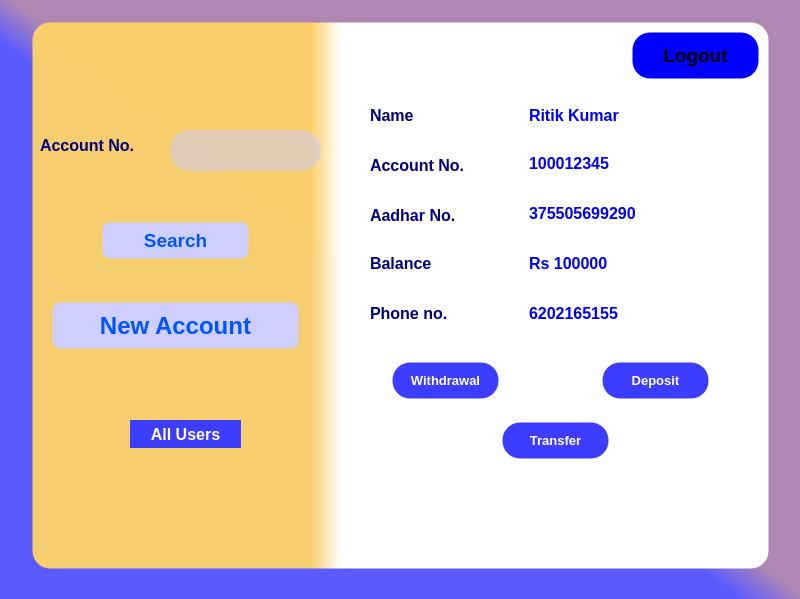
Old version of the form admin.ui in the repository iamroHit12/BankMangement.
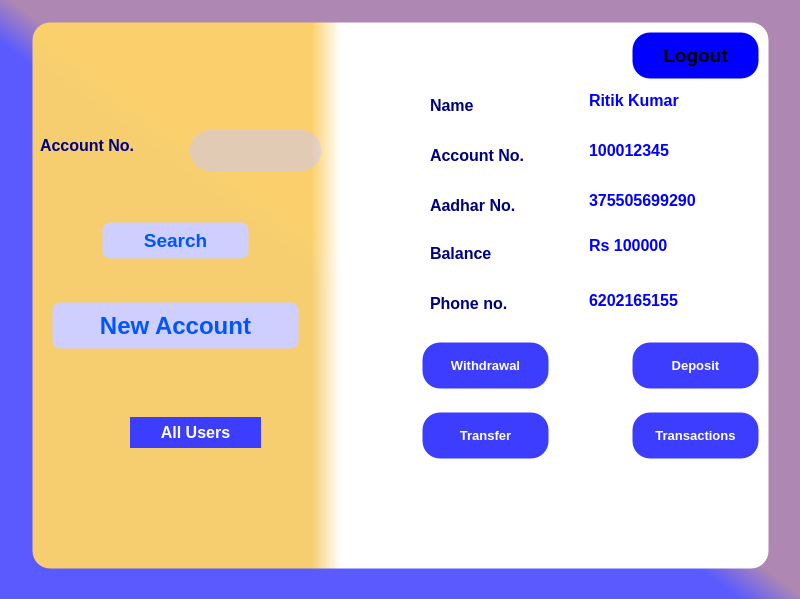
New version of the form.

Commit message: user list and transactions added

What changed in the file:
```diff
--- a/admin.ui
+++ b/admin.ui
@@ -44,7 +44,7 @@
      <rect>
       <x>10</x>
       <y>100</y>
-      <width>131</width>
+      <width>151</width>
       <height>51</height>
      </rect>
     </property>
@@ -68,9 +68,9 @@
    <widget class="QLineEdit" name="userSearch">
     <property name="geometry">
      <rect>
-      <x>140</x>
+      <x>160</x>
       <y>110</y>
-      <width>151</width>
+      <width>131</width>
       <height>41</height>
      </rect>
     </property>
@@ -161,8 +161,8 @@
    <widget class="QFrame" name="userInfo">
     <property name="geometry">
      <rect>
-      <x>330</x>
-      <y>70</y>
+      <x>390</x>
+      <y>60</y>
       <width>401</width>
       <height>411</height>
      </rect>
@@ -181,7 +181,7 @@
       <rect>
        <x>10</x>
        <y>10</y>
-       <width>71</width>
+       <width>121</width>
        <height>31</height>
       </rect>
      </property>
@@ -207,7 +207,7 @@
       <rect>
        <x>10</x>
        <y>60</y>
-       <width>121</width>
+       <width>151</width>
        <height>31</height>
       </rect>
      </property>
@@ -233,7 +233,7 @@
       <rect>
        <x>10</x>
        <y>110</y>
-       <width>121</width>
+       <width>161</width>
        <height>31</height>
       </rect>
      </property>
@@ -259,7 +259,7 @@
       <rect>
        <x>10</x>
        <y>160</y>
-       <width>81</width>
+       <width>151</width>
        <height>26</height>
       </rect>
      </property>
@@ -285,7 +285,7 @@
       <rect>
        <x>10</x>
        <y>210</y>
-       <width>101</width>
+       <width>151</width>
        <height>26</height>
       </rect>
      </property>
@@ -310,9 +310,9 @@
      <property name="geometry">
       <rect>
        <x>160</x>
-       <y>10</y>
+       <y>0</y>
        <width>151</width>
-       <height>31</height>
+       <height>41</height>
       </rect>
      </property>
      <property name="font">
@@ -334,9 +334,9 @@
      <property name="geometry">
       <rect>
        <x>160</x>
-       <y>60</y>
+       <y>50</y>
        <width>211</width>
-       <height>26</height>
+       <height>41</height>
       </rect>
      </property>
      <property name="font">
@@ -358,9 +358,9 @@
      <property name="geometry">
       <rect>
        <x>160</x>
-       <y>110</y>
+       <y>100</y>
        <width>221</width>
-       <height>26</height>
+       <height>41</height>
       </rect>
      </property>
      <property name="font">
@@ -382,9 +382,9 @@
      <property name="geometry">
       <rect>
        <x>160</x>
-       <y>160</y>
+       <y>145</y>
        <width>151</width>
-       <height>26</height>
+       <height>41</height>
       </rect>
      </property>
      <property name="font">
@@ -406,9 +406,9 @@
      <property name="geometry">
       <rect>
        <x>160</x>
-       <y>210</y>
+       <y>200</y>
        <width>211</width>
-       <height>26</height>
+       <height>41</height>
       </rect>
      </property>
      <property name="font">
@@ -429,10 +429,10 @@
     <widget class="QPushButton" name="moneWithdrawal">
      <property name="geometry">
       <rect>
-       <x>30</x>
-       <y>270</y>
-       <width>111</width>
-       <height>41</height>
+       <x>0</x>
+       <y>260</y>
+       <width>131</width>
+       <height>51</height>
       </rect>
      </property>
      <property name="font">
@@ -453,10 +453,10 @@
     <widget class="QPushButton" name="moneyDeposit">
      <property name="geometry">
       <rect>
-       <x>240</x>
-       <y>270</y>
-       <width>111</width>
-       <height>41</height>
+       <x>210</x>
+       <y>260</y>
+       <width>131</width>
+       <height>51</height>
       </rect>
      </property>
      <property name="font">
@@ -477,10 +477,10 @@
     <widget class="QPushButton" name="moneyTransfer">
      <property name="geometry">
       <rect>
-       <x>140</x>
+       <x>0</x>
        <y>330</y>
-       <width>111</width>
-       <height>41</height>
+       <width>131</width>
+       <height>51</height>
       </rect>
      </property>
      <property name="font">
@@ -498,14 +498,38 @@
       <string>Transfer</string>
      </property>
     </widget>
+    <widget class="QPushButton" name="transactions">
+     <property name="geometry">
+      <rect>
+       <x>210</x>
+       <y>330</y>
+       <width>131</width>
+       <height>51</height>
+      </rect>
+     </property>
+     <property name="font">
+      <font>
+       <pointsize>10</pointsize>
+       <weight>75</weight>
+       <bold>true</bold>
+      </font>
+     </property>
+     <property name="styleSheet">
+      <string notr="true">background-color:rgb(61, 61, 255);
+color:white;</string>
+     </property>
+     <property name="text">
+      <string>Transactions</string>
+     </property>
+    </widget>
    </widget>
    <widget class="QPushButton" name="pushButton">
     <property name="geometry">
      <rect>
       <x>100</x>
-      <y>400</y>
-      <width>111</width>
-      <height>28</height>
+      <y>397</y>
+      <width>131</width>
+      <height>31</height>
      </rect>
     </property>
     <property name="font">
```
The commit also changes 26 other files.
